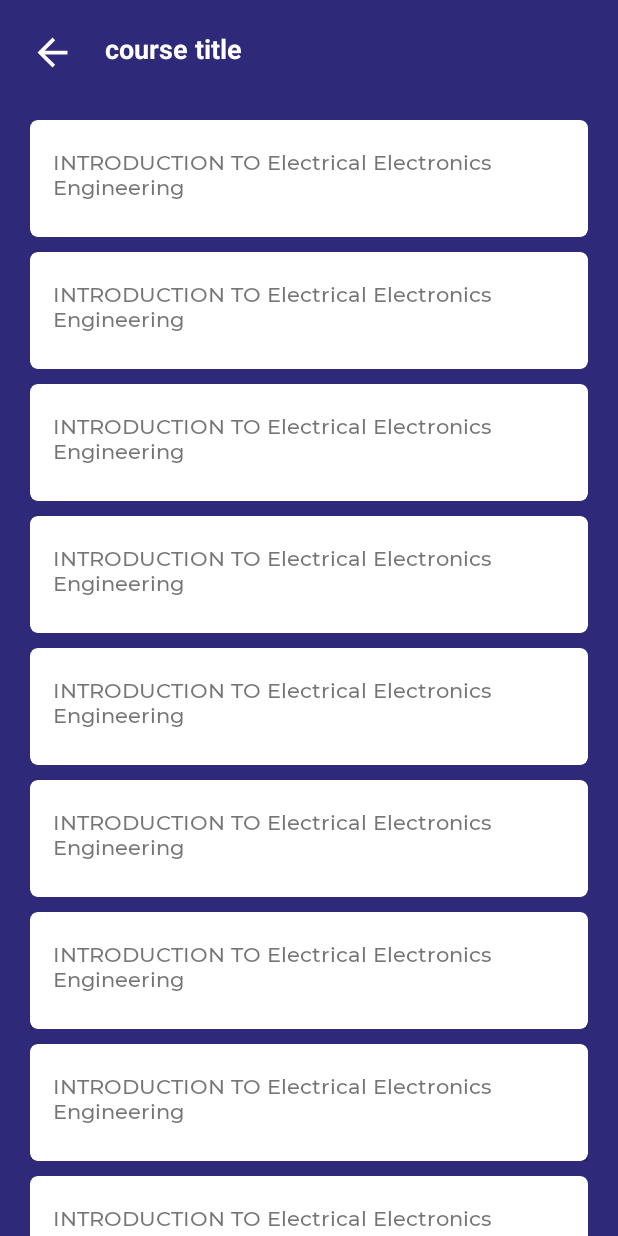
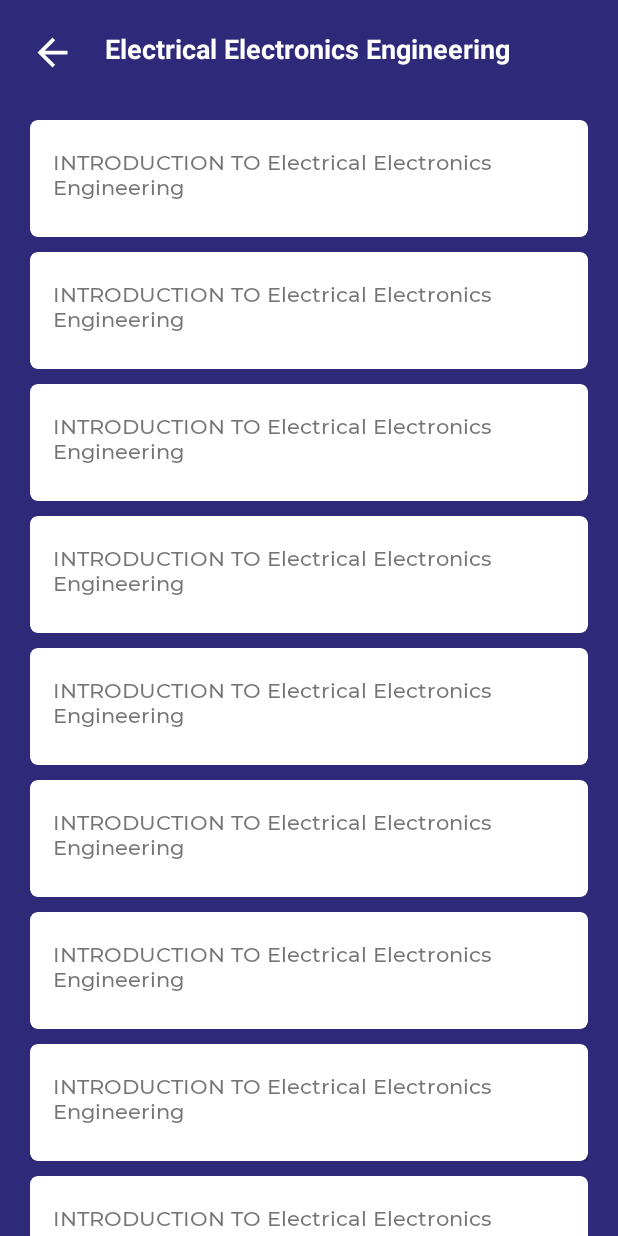
Before and after one commit to ochukoemmanuel/schoolproject, an Android app: the screen it shows after launch (CourseScreen), after a tap on "Electrical Electronics Engineering", on a phone screen of 412 x 824 dp. Run offline under Robolectric (Android 15) with nearby library versions, the phone set to English and light mode, and no system bars.

Commit message:
Set course title to the clicked card title

```diff
--- a/app/src/main/java/com/ebeatsz/schoolproject/CourseScreen.java
+++ b/app/src/main/java/com/ebeatsz/schoolproject/CourseScreen.java
@@ -5,6 +5,8 @@ import android.content.pm.ActivityInfo;
 import android.os.Bundle;
 import android.view.Menu;
 import android.view.MenuItem;
+import android.view.View;
+import android.widget.TextView;
 import android.widget.Toast;
 
 import androidx.annotation.NonNull;
@@ -24,6 +26,9 @@ public class CourseScreen extends AppCompatActivity {
     ArrayList<Course> courseList = new ArrayList<Course>();
 //    ArrayList<Screen> screenCast = new ArrayList<Screen>();
 
+    private TextView titleName;
+    private View backView;
+
     private RecyclerView recyclerView;
     private RecyclerView.Adapter mAdapter;
     private RecyclerView.LayoutManager layoutManager;
@@ -34,6 +39,18 @@ public class CourseScreen extends AppCompatActivity {
         setRequestedOrientation(ActivityInfo.SCREEN_ORIENTATION_PORTRAIT);
 
         setContentView(R.layout.activity_course_screen);
+        titleName = findViewById(R.id.titleName);
+        backView = findViewById(R.id.backView);
+
+        String getDepartment = getIntent().getStringExtra("department");
+        titleName.setText(getDepartment);
+
+        backView.setOnClickListener(new View.OnClickListener() {
+            @Override
+            public void onClick(View v) {
+                finish();
+            }
+        });
 
         // ToolBar
         Toolbar toolbar = (Toolbar) findViewById(R.id.toolbar_main);
```
